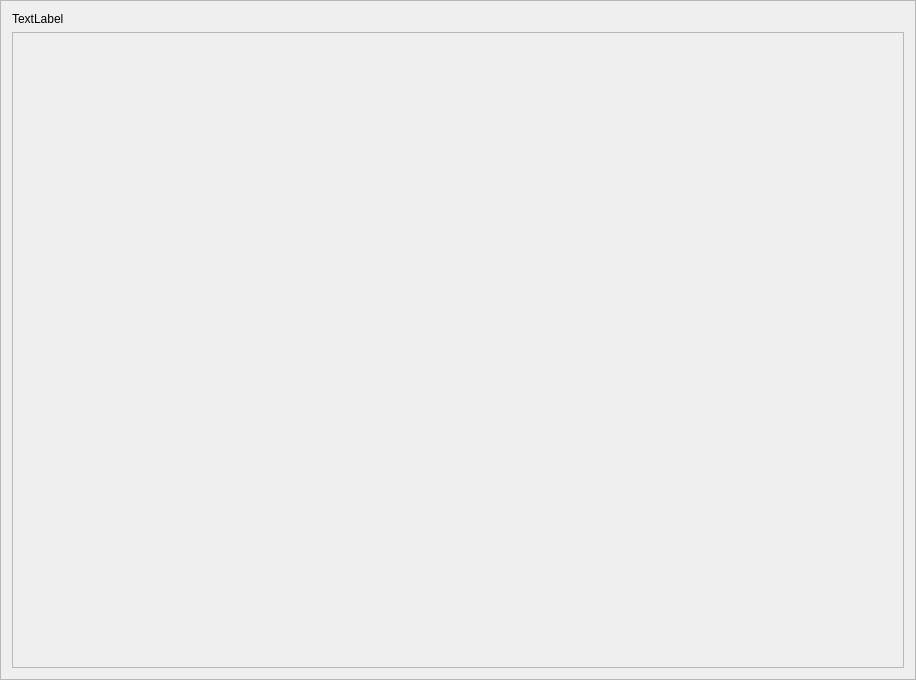
Before: the Qt Designer form CanopyGUI/ContentWindow.ui in joshrands/Canopy, drawn with Qt 5.
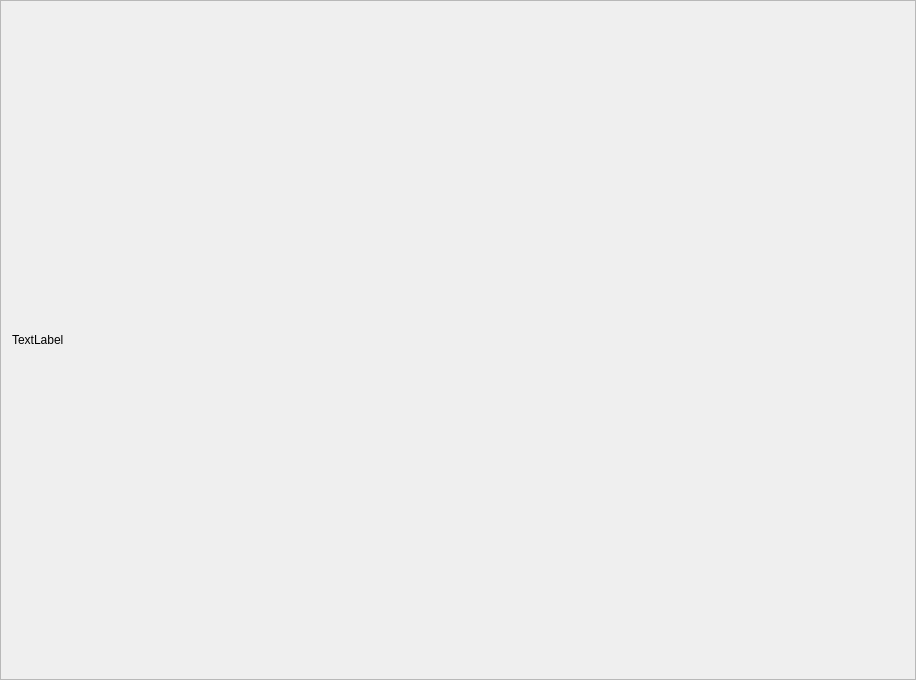
After: the same form once the commit is applied.

Patch:
```diff
--- a/CanopyGUI/ContentWindow.ui
+++ b/CanopyGUI/ContentWindow.ui
@@ -27,23 +27,6 @@
      </property>
     </widget>
    </item>
-   <item>
-    <widget class="QScrollArea" name="content">
-     <property name="widgetResizable">
-      <bool>true</bool>
-     </property>
-     <widget class="QWidget" name="scrollAreaWidgetContents">
-      <property name="geometry">
-       <rect>
-        <x>0</x>
-        <y>0</y>
-        <width>894</width>
-        <height>635</height>
-       </rect>
-      </property>
-     </widget>
-    </widget>
-   </item>
   </layout>
  </widget>
  <resources/>
```
